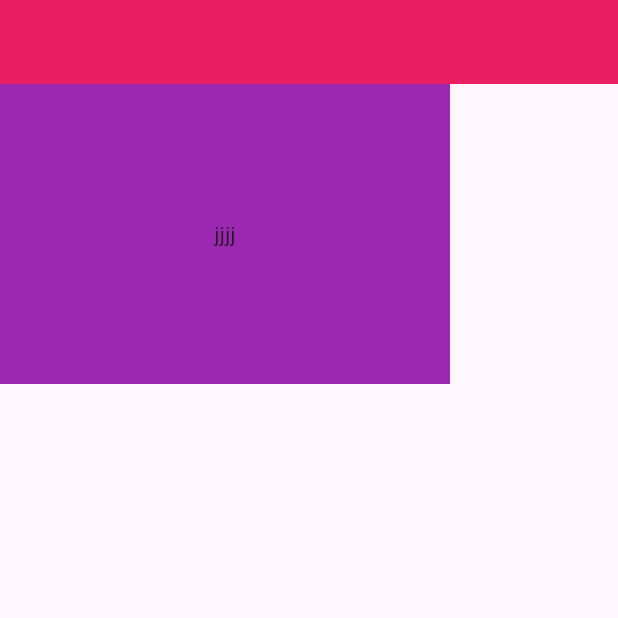
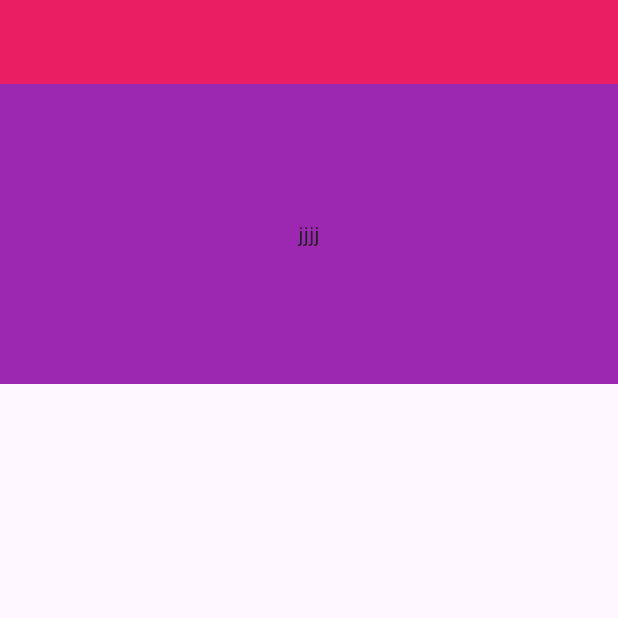
Before and after one commit to RomanEnglishman/project, a Flutter app: the screen it shows after launch, on a phone screen of 412 x 824 dp, the top half of it. Run offline on Flutter 3.47's test engine with Material 3 defaults, Android fonts, the phone set to English and light mode, and no system bars.

Commit message:
Update main.dart

```diff
--- a/lib/main.dart
+++ b/lib/main.dart
@@ -22,7 +22,7 @@ class _MyAppState extends State<MyApp> {
         body: Container(
           color: Colors.purple,
           height: 200.0,
-          width: 300.0,
+          width: 3000.0,
           child: Center(
             child: Text("jjjj"),
           ),
```
